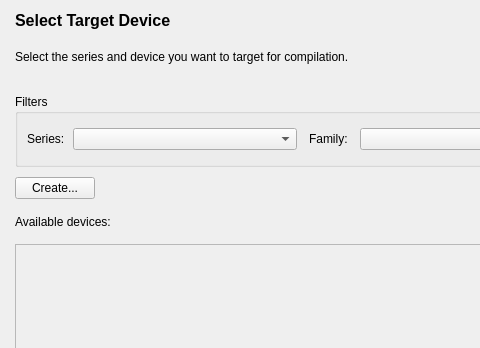
Before: the Qt Designer form src/NewProject/device_planner_form.ui in os-fpga/FOEDAG, drawn with Qt 5; both pictures show x 0 to 480 and y 0 to 348 of the 888 by 644 pixel window.
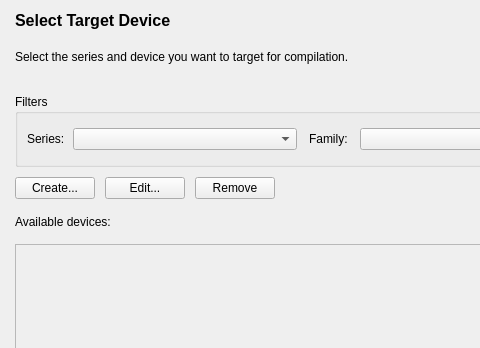
After: the same form once the commit is applied. Icons and pictures are not drawn.

Commit message:
[EDA-2517] Custom device improvements (#1511)
* Code refactoring

* Add Remove device functionality, add base_device tag for custom device

* Add Edit functionality for custom device

* Add tcl tests

* Fixed code formatting

* Fixed WIN build

* Add more tcl tests for custom device

* Fixed .foedag folder not exists

* Try fix tests fail

* Disable some tests

* Revert test for custom device

---------

```diff
--- a/src/NewProject/device_planner_form.ui
+++ b/src/NewProject/device_planner_form.ui
@@ -146,6 +146,20 @@
          </property>
         </widget>
        </item>
+       <item>
+        <widget class="QPushButton" name="pushButtonEdit">
+         <property name="text">
+          <string>Edit...</string>
+         </property>
+        </widget>
+       </item>
+       <item>
+        <widget class="QPushButton" name="pushButtonRemove">
+         <property name="text">
+          <string>Remove</string>
+         </property>
+        </widget>
+       </item>
        <item>
         <spacer name="horizontalSpacer">
          <property name="orientation">
```
The commit also changes 14 other files.
